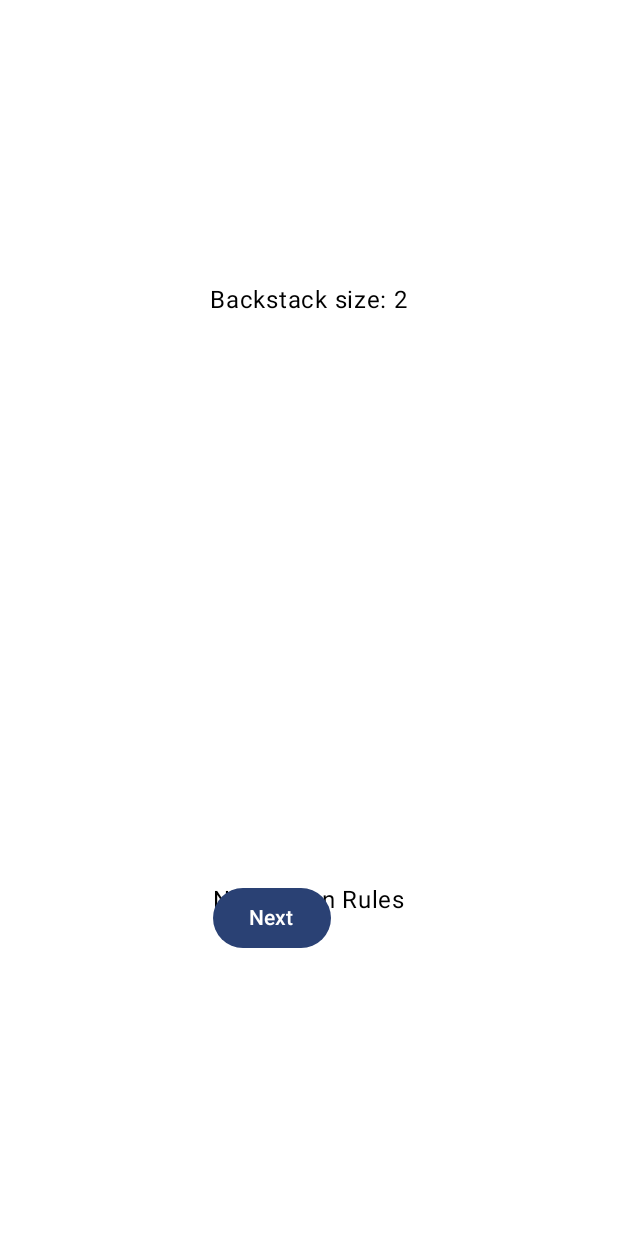
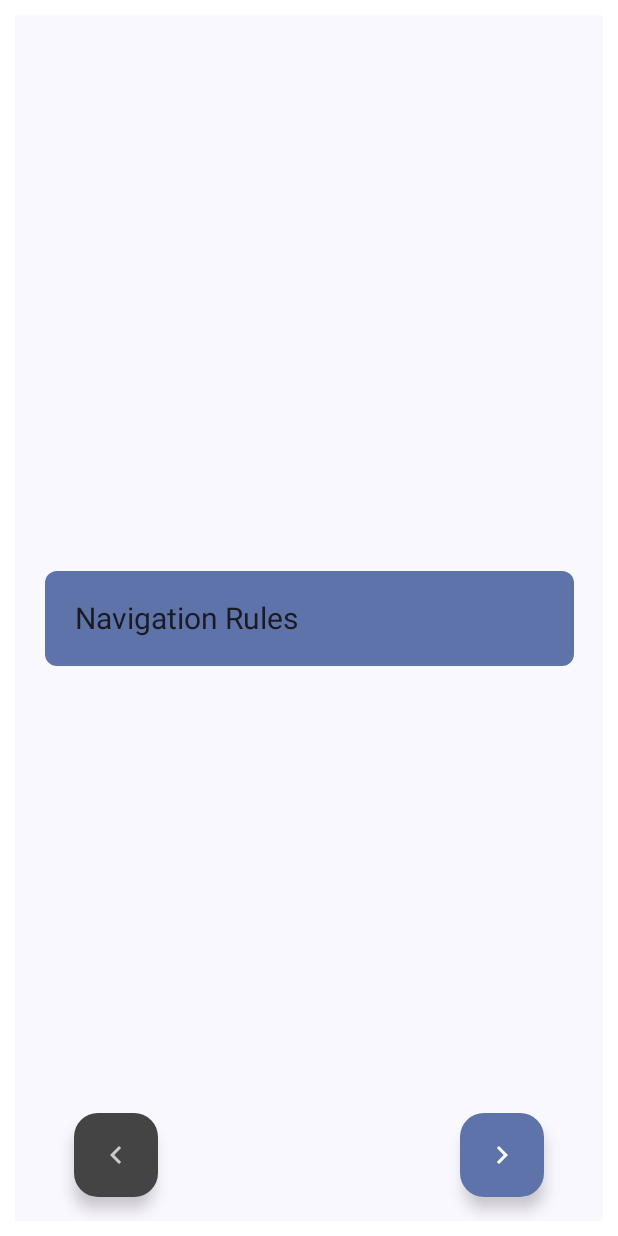
Before and after one commit to rgryta/Sailor-Tests, an Android app built with Jetpack Compose: the ExamActivity screen opened directly, with no data from a screen before it, after a tap on "Start Exam", on a phone screen of 412 x 824 dp. Run offline under Robolectric (Android 15) with nearby library versions, the phone set to English and light mode, and no system bars; libraries missing offline, so code that uses them is left out: com.chargemap.compose, com.opencsv; 8 statements that could not run were skipped.

Commit message:
Update to clipping

```diff
--- a/app/src/main/java/eu/gryta/sailortests/activities/exam/ExamCompose.kt
+++ b/app/src/main/java/eu/gryta/sailortests/activities/exam/ExamCompose.kt
@@ -7,18 +7,22 @@ import androidx.compose.foundation.layout.Arrangement
 import androidx.compose.foundation.layout.Box
 import androidx.compose.foundation.layout.Column
 import androidx.compose.foundation.layout.Row
+import androidx.compose.foundation.layout.fillMaxHeight
 import androidx.compose.foundation.layout.fillMaxSize
 import androidx.compose.foundation.layout.fillMaxWidth
 import androidx.compose.foundation.layout.padding
 import androidx.compose.foundation.lazy.LazyColumn
 import androidx.compose.foundation.shape.RoundedCornerShape
 import androidx.compose.material.LocalContentAlpha
+import androidx.compose.material.LocalTextStyle
 import androidx.compose.material.icons.Icons
+import androidx.compose.material.icons.automirrored.filled.KeyboardArrowLeft
+import androidx.compose.material.icons.automirrored.filled.KeyboardArrowRight
 import androidx.compose.material.icons.filled.PlayArrow
 import androidx.compose.material.ripple.LocalRippleTheme
 import androidx.compose.material.ripple.RippleAlpha
 import androidx.compose.material.ripple.RippleTheme
-import androidx.compose.material3.Button
+import androidx.compose.material3.FabPosition
 import androidx.compose.material3.FloatingActionButton
 import androidx.compose.material3.Icon
 import androidx.compose.material3.LocalContentColor
@@ -42,6 +46,7 @@ import androidx.compose.ui.platform.LocalContext
 import androidx.compose.ui.text.TextStyle
 import androidx.compose.ui.unit.Dp
 import androidx.compose.ui.unit.dp
+import androidx.compose.ui.unit.sp
 import androidx.lifecycle.compose.collectAsStateWithLifecycle
 import androidx.lifecycle.viewmodel.compose.viewModel
 import androidx.navigation.NavHostController
@@ -62,14 +67,65 @@ sealed class BackPress {
 
 
 @Composable
-fun QuestionCard(question: ExamQuestion){
+fun QuestionCard(
+    qId: Int,
+    cId: Int,
+    examState: ExamState,
+    navController: NavHostController
+) {
+    val context = LocalContext.current
 
-    Box(
-        modifier= Modifier
-            .background(color = MaterialTheme.colorScheme.primaryContainer)
-            .padding(10.dp)
+    val maxCId = examState.exam!!.categories.size
+
+    val maxQId = examState.exam.categories[cId].questions.size
+    val question = examState.exam.categories[cId].questions[qId]
+
+    Scaffold(
+        modifier = Modifier
+            .padding(10.dp),
+        floatingActionButtonPosition = FabPosition.Center,
+        floatingActionButton = {
+            Row(
+                modifier = Modifier.fillMaxWidth(0.8f),
+                horizontalArrangement = Arrangement.SpaceBetween
             ) {
+                FloatingActionButton(
+                    containerColor = MaterialTheme.colorScheme.primaryContainer,
+                    onClick = {
+                        navController.popBackStack()
+                    }) {
+                    Icon(
+                        Icons.AutoMirrored.Filled.KeyboardArrowLeft,
+                        contentDescription = context.resources.getString(R.string.previous),
+                        tint = LocalContentColor.current.copy(alpha = LocalContentAlpha.current)
+                    )
+                }
+                FloatingActionButton(
+                    containerColor = MaterialTheme.colorScheme.primaryContainer,
+                    onClick = {
+                        if (qId + 1 == maxQId) {
+                            if (cId + 1 == maxCId) {
+                                navController.navigate("finish")
+                            } else {
+                                navController.navigate("c/${cId + 1}/init")
+                            }
+                        } else {
+                            navController.navigate("c/$cId/q/${qId + 1}")
+                        }
+                    }) {
+                    Icon(
+                        Icons.AutoMirrored.Filled.KeyboardArrowRight,
+                        contentDescription = context.resources.getString(R.string.next),
+                        tint = LocalContentColor.current.copy(alpha = LocalContentAlpha.current)
+                    )
+                }
+
+            }
+        }
+    ) { innerPadding ->
+        Column(modifier = Modifier.padding(innerPadding)) {
             Text(question.question)
+        }
     }
 }
 
@@ -85,10 +141,9 @@ fun ExamSetting(
     Row(
         modifier = Modifier
             .fillMaxWidth()
+            .clip(shape)
             .background(color = MaterialTheme.colorScheme.primaryContainer)
-            .padding(5.dp)
-            .clip(shape)
-            .clip(shape = RoundedCornerShape(20.dp)),
+            .padding(5.dp),
         verticalAlignment = Alignment.CenterVertically,
         horizontalArrangement = Arrangement.SpaceBetween,
     ) {
@@ -202,11 +257,76 @@ fun GenerateExam(
 
 @Composable
 fun ExamCategory(cId: Int, examState: ExamState, navController: NavHostController) {
-    Text(examState.exam!!.categories[cId].name)
-    Button(onClick = {
-        navController.navigate("c/$cId/q/0")
+
+    val context = LocalContext.current
+
+    Scaffold(
+        modifier = Modifier
+            .padding(10.dp),
+        floatingActionButtonPosition = FabPosition.Center,
+        floatingActionButton = {
+            Row(
+                modifier = Modifier.fillMaxWidth(0.8f),
+                horizontalArrangement = Arrangement.SpaceBetween
+            ) {
+                val containerColor: Color
+                val tint: Color
+                if (cId != 0) {
+                    containerColor = MaterialTheme.colorScheme.primaryContainer
+                    tint = LocalContentColor.current.copy(alpha = LocalContentAlpha.current)
+                } else {
+                    containerColor = Color.DarkGray
+                    tint = Color.LightGray
+                }
+                CompositionLocalProvider(
+                    LocalRippleTheme provides
+                            if (cId != 0) LocalRippleTheme.current else NoRippleTheme
+                ) {
+                    FloatingActionButton(
+                        containerColor = containerColor,
+                        onClick = {
+                            navController.popBackStack()
                         }) {
-        Text(text = "Next")
+                        Icon(
+                            Icons.AutoMirrored.Filled.KeyboardArrowLeft,
+                            contentDescription = context.resources.getString(R.string.previous),
+                            tint = tint
+                        )
+                    }
+                }
+                FloatingActionButton(
+                    containerColor = MaterialTheme.colorScheme.primaryContainer,
+                    onClick = { navController.navigate("c/$cId/q/0") }) {
+                    Icon(
+                        Icons.AutoMirrored.Filled.KeyboardArrowRight,
+                        contentDescription = context.resources.getString(R.string.next),
+                        tint = LocalContentColor.current.copy(alpha = LocalContentAlpha.current)
+                    )
+                }
+
+            }
+        }
+    ) { innerPadding ->
+        Column(
+            modifier = Modifier
+                .padding(innerPadding)
+                .fillMaxSize(),
+            verticalArrangement = Arrangement.Center,
+            horizontalAlignment = Alignment.CenterHorizontally,
+        ) {
+            Box(
+                modifier = Modifier
+                    .fillMaxWidth(0.9f)
+                    .clip(shape = RoundedCornerShape(8.dp))
+                    .background(color = MaterialTheme.colorScheme.primaryContainer)
+                    .padding(20.dp)
+            ) {
+                Text(
+                    examState.exam!!.categories[cId].name,
+                    style = LocalTextStyle.current.copy(fontSize = 20.sp)
+                )
+            }
+        }
     }
 }
 
@@ -252,7 +372,6 @@ fun ExamCompose(examModel: ExamModel = viewModel()) {
         modifier = Modifier.fillMaxSize()
     )
     {
-        Text("Backstack size: ${navController.currentBackStack.value.size}")
         NavHost(
             navController = navController,
             startDestination = "start",
@@ -265,6 +384,7 @@ fun ExamCompose(examModel: ExamModel = viewModel()) {
                 arguments = listOf(navArgument("categoryId") { type = NavType.IntType })
             ) {
                 val cId: Int = it.arguments?.getInt("categoryId")!!
+
                 ExamCategory(cId = cId, examState = examState, navController = navController)
             }
             composable(
@@ -276,23 +396,12 @@ fun ExamCompose(examModel: ExamModel = viewModel()) {
                 val cId: Int = it.arguments?.getInt("categoryId")!!
                 val qId: Int = it.arguments?.getInt("questionId")!!
 
-                    val maxCId: Int = examState.exam!!.categories.size
-                    val maxQId: Int = examState.exam!!.categories[cId].questions.size
-
-                    QuestionCard(question = examState.exam!!.categories[cId].questions[qId])
-                    Button(onClick = {
-                        if (qId + 1 == maxQId) {
-                            if (cId + 1 == maxCId) {
-                                navController.navigate("finish")
-                            } else {
-                                navController.navigate("c/${cId + 1}/init")
-                            }
-                        } else {
-                            navController.navigate("c/$cId/q/${qId + 1}")
-                        }
-                    }){
-                        Text(text = "Next")
-                    }
+                QuestionCard(
+                    cId = cId,
+                    qId = qId,
+                    examState = examState,
+                    navController = navController
+                )
             }
             composable("finish") {
                 Text("Finish")
--- a/app/src/main/res/values/strings.xml
+++ b/app/src/main/res/values/strings.xml
@@ -7,6 +7,8 @@
 
     <string name="start_exam">Start Exam</string>
     <string name="double_exit">Press again to exit</string>
+    <string name="next">Next</string>
+    <string name="previous">Previous</string>
 
     <string name="navigation_rules">Navigation Rules</string>
     <string name="sailing_law">Sailing Law</string>
```
Also changed, not shown: 1 other file. Lines whose indentation alone changed are shown as unchanged.
